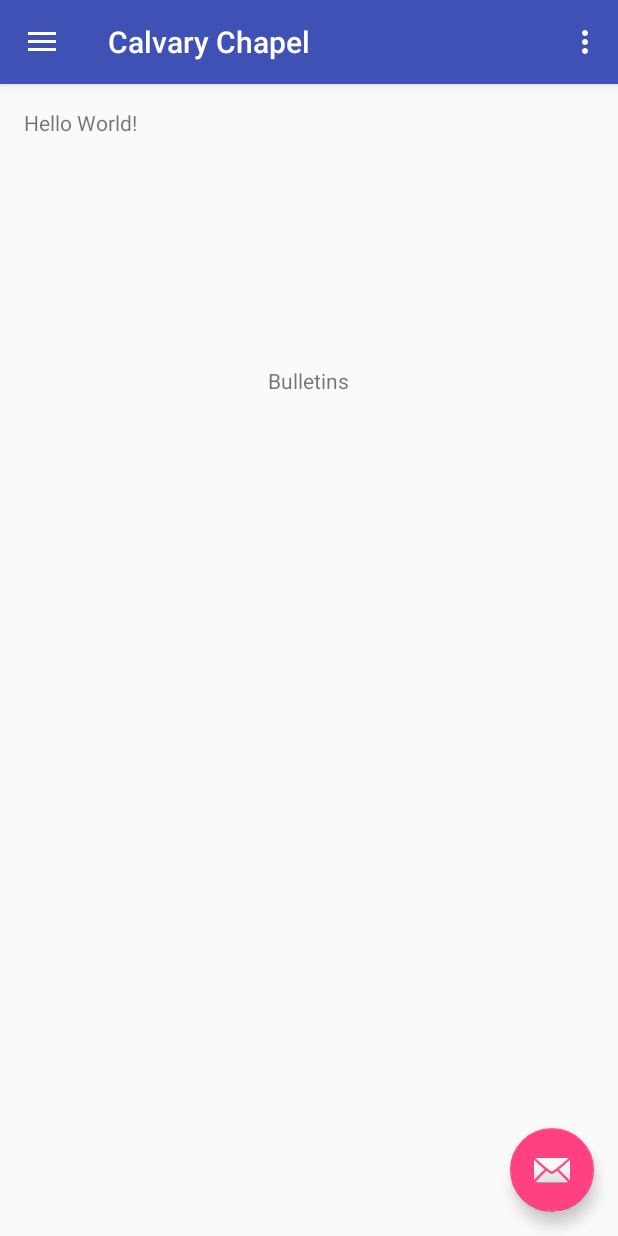
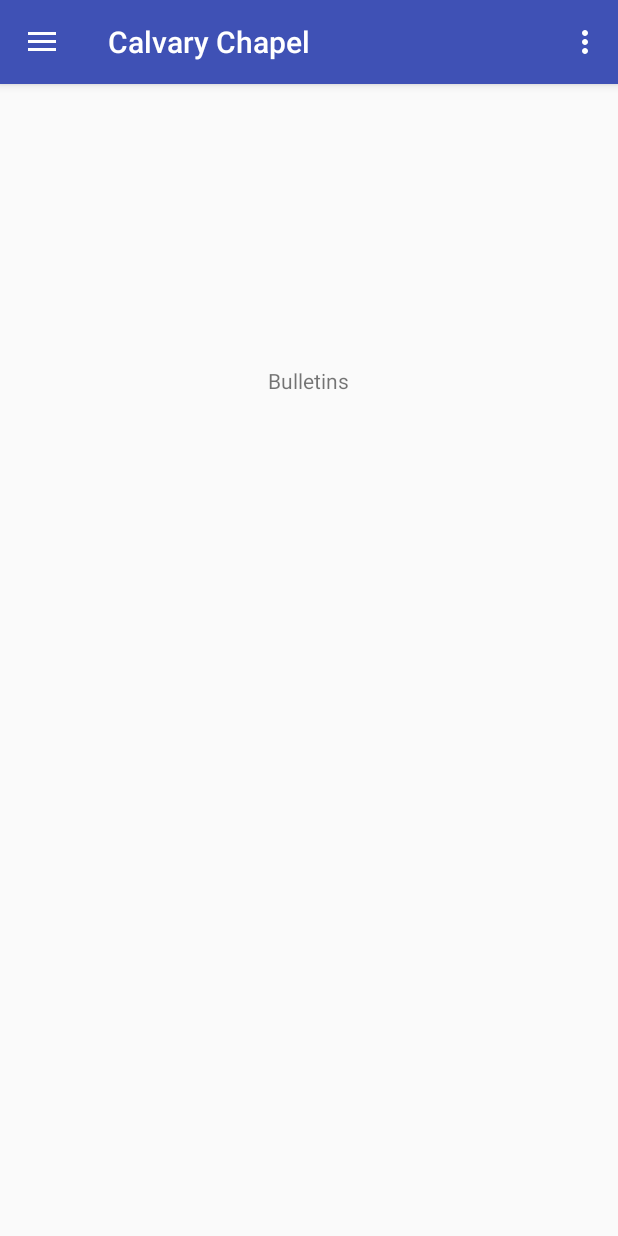
Before and after one commit to Maxdimm/Capstone-group-62, an Android app: the screen it shows after launch (MainActivity), after a tap on "Bulletins", on a phone screen of 412 x 824 dp. Run offline under Robolectric (Android 15) with nearby library versions, the light colour scheme and no system bars; 2 other taps on this screen came first.

Commit message:
removed header on nav

```diff
--- a/Android/CalvaryChapel/app/src/main/java/com/example/courtney/calvarychapel/MainActivity.java
+++ b/Android/CalvaryChapel/app/src/main/java/com/example/courtney/calvarychapel/MainActivity.java
@@ -24,19 +24,11 @@
         Toolbar toolbar = (Toolbar) findViewById(R.id.toolbar);
         setSupportActionBar(toolbar);
 
-        FloatingActionButton fab = (FloatingActionButton) findViewById(R.id.fab);
-        fab.setOnClickListener(new View.OnClickListener() {
-            @Override
-            public void onClick(View view) {
-                Snackbar.make(view, "Replace with your own action", Snackbar.LENGTH_LONG)
-                        .setAction("Action", null).show();
-            }
-        });
 
         DrawerLayout drawer = (DrawerLayout) findViewById(R.id.drawer_layout);
         ActionBarDrawerToggle toggle = new ActionBarDrawerToggle(
                 this, drawer, toolbar, R.string.navigation_drawer_open, R.string.navigation_drawer_close);
-        drawer.setDrawerListener(toggle);
+        drawer.addDrawerListener(toggle);
         toggle.syncState();
 
         NavigationView navigationView = (NavigationView) findViewById(R.id.nav_view);
--- a/Android/CalvaryChapel/app/src/main/res/layout/activity_main.xml
+++ b/Android/CalvaryChapel/app/src/main/res/layout/activity_main.xml
@@ -18,8 +18,8 @@
         android:layout_width="wrap_content"
         android:layout_height="match_parent"
         android:layout_gravity="start"
-        android:fitsSystemWindows="true"
-        app:headerLayout="@layout/nav_header_main"
+        android:layout_marginTop="?attr/actionBarSize"
+        android:fitsSystemWindows="false"
         app:menu="@menu/activity_main_drawer" />
 
 </android.support.v4.widget.DrawerLayout>
--- a/Android/CalvaryChapel/app/src/main/res/layout/app_bar_main.xml
+++ b/Android/CalvaryChapel/app/src/main/res/layout/app_bar_main.xml
@@ -23,12 +23,5 @@
 
     <include layout="@layout/content_main" />
 
-    <android.support.design.widget.FloatingActionButton
-        android:id="@+id/fab"
-        android:layout_width="wrap_content"
-        android:layout_height="wrap_content"
-        android:layout_gravity="bottom|end"
-        android:layout_margin="@dimen/fab_margin"
-        app:srcCompat="@android:drawable/ic_dialog_email" />
 
 </android.support.design.widget.CoordinatorLayout>
--- a/Android/CalvaryChapel/app/src/main/res/layout/content_main.xml
+++ b/Android/CalvaryChapel/app/src/main/res/layout/content_main.xml
@@ -18,8 +18,4 @@
         android:layout_width="match_parent"
         android:layout_height="match_parent"></FrameLayout>
 
-    <TextView
-        android:layout_width="wrap_content"
-        android:layout_height="wrap_content"
-        android:text="Hello World!" />
 </RelativeLayout>
```
